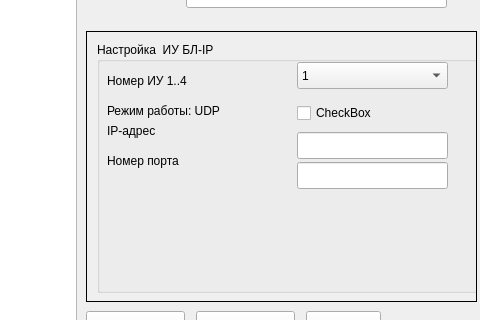
This is mainwindow.ui in GlebZigert/MyQTree as Qt 5 draws it before an edit; both pictures show x 164 to 644 and y 115 to 435 of the 644 by 832 pixel window. The edited form follows.
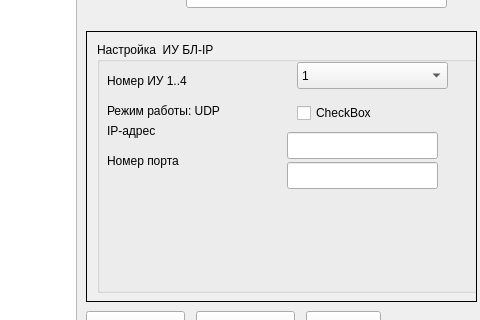
This is the edited form.

The edit to the form file:
```diff
--- a/mainwindow.ui
+++ b/mainwindow.ui
@@ -175,7 +175,7 @@
       <widget class="QLineEdit" name="IU_lineEdit_UdpAdress">
        <property name="geometry">
         <rect>
-         <x>200</x>
+         <x>190</x>
          <y>90</y>
          <width>151</width>
          <height>27</height>
@@ -185,7 +185,7 @@
       <widget class="QLineEdit" name="IU_lineEdit_UpdPort">
        <property name="geometry">
         <rect>
-         <x>200</x>
+         <x>190</x>
          <y>120</y>
          <width>151</width>
          <height>27</height>
```
